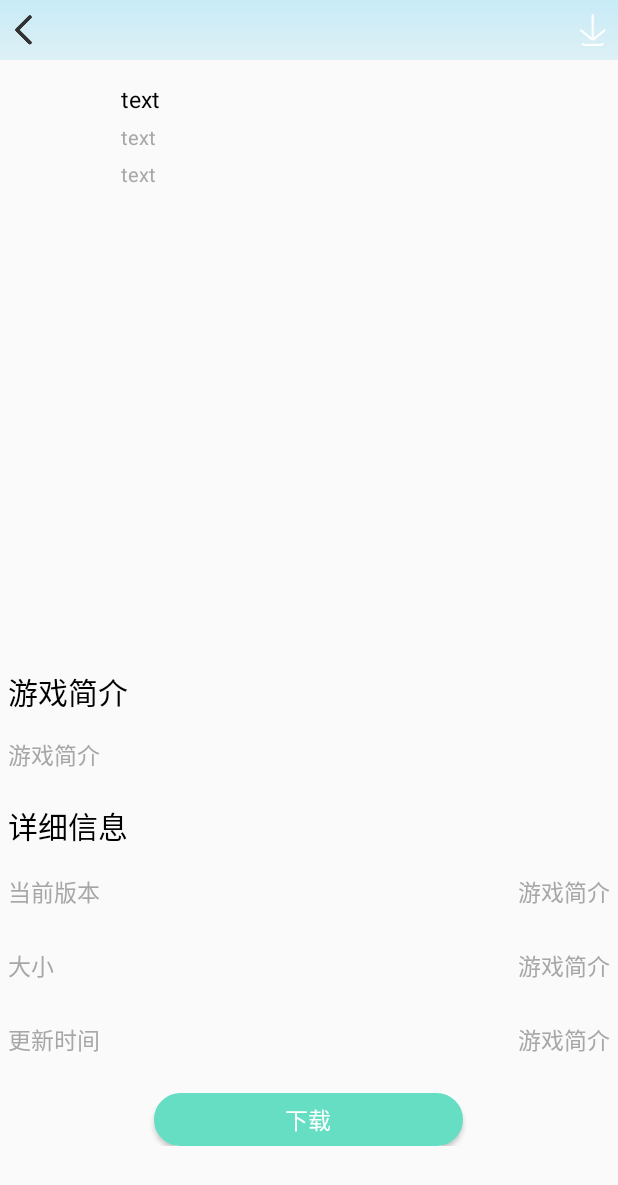
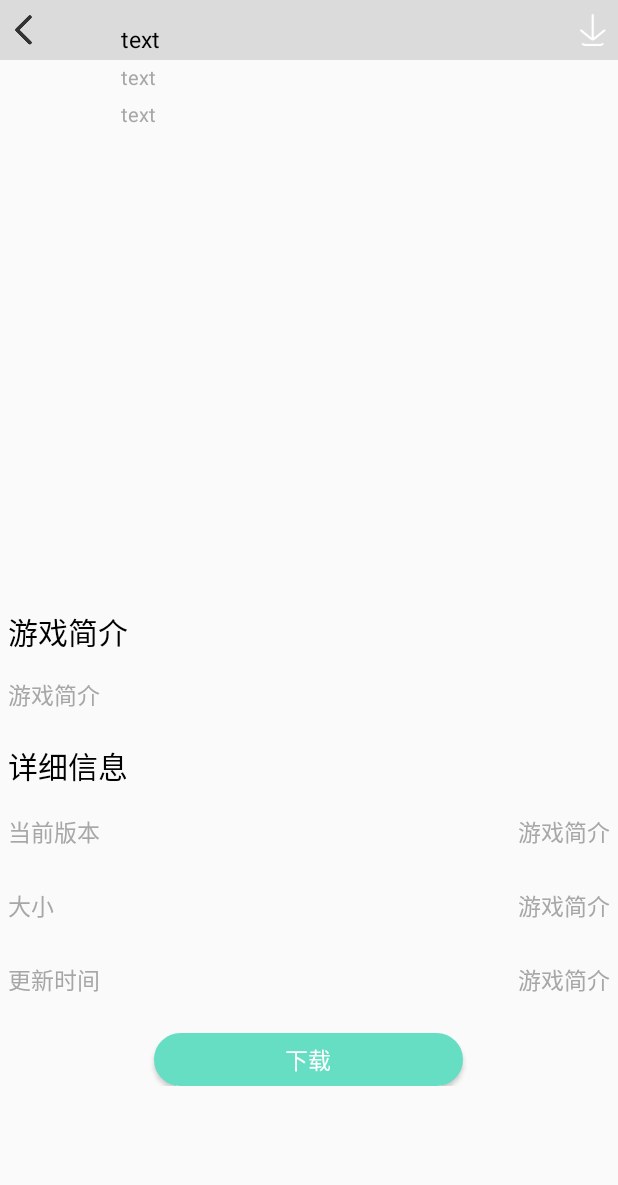
Before and after one commit to tanyanqing/PandaStore, an Android app: the GameDetailActivity screen opened directly, with no data from a screen before it, on a phone screen of 412 x 824 dp. Shown: the top 1185 px of the screen. Run offline under Robolectric (Android 15) with nearby library versions, the phone set to English and light mode, and no system bars.

Commit message:
设置详情标题栏高度

```diff
--- a/app/src/main/res/layout/activity_res_detail.xml
+++ b/app/src/main/res/layout/activity_res_detail.xml
@@ -19,8 +19,7 @@
                 android:layout_height="wrap_content"
                 android:minWidth="@dimen/dp_150"
                 android:background="@drawable/shape_peronal_head"
-                android:orientation="vertical"
-                android:paddingTop="@dimen/dp_40">
+                android:orientation="vertical">
 
                 <ImageView
                     android:layout_width="match_parent"
@@ -348,7 +347,7 @@
         android:orientation="horizontal"
         android:gravity="center_vertical"
         android:layout_alignParentTop="true"
-        android:background="#80c8ecf7">
+        android:background="#20000000">
         <ImageView
             android:layout_width="wrap_content"
             android:layout_height="wrap_content"
```
